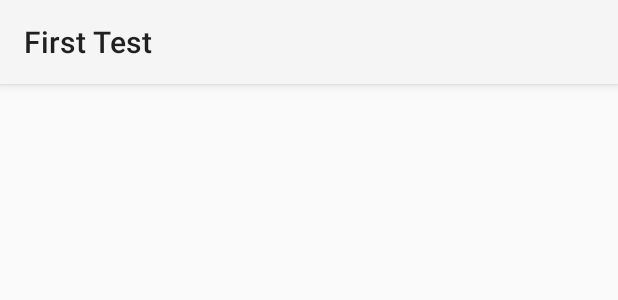
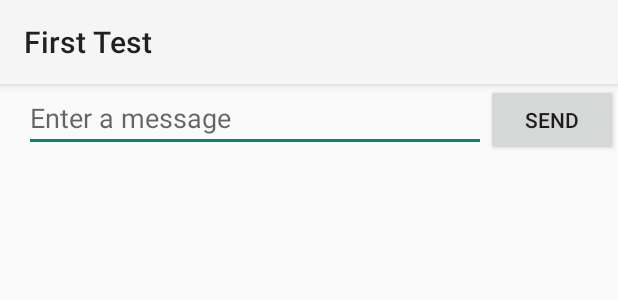
Before and after one commit to sisaacman/hello-world-android, an Android app: the layout activity_my.xml on its own in the app's theme, with its tools: preview values and no code run, on a phone screen of 412 x 824 dp. Shown: the top 300 px of the screen. Run offline under Robolectric (Android 15) with nearby library versions, the phone set to English and light mode, and no system bars.

Commit message:
Textbox and button

```diff
--- a/app/src/main/res/layout/activity_my.xml
+++ b/app/src/main/res/layout/activity_my.xml
@@ -3,7 +3,15 @@
     android:layout_height="match_parent" android:paddingLeft="@dimen/activity_horizontal_margin"
     android:orientation="horizontal">
 
+    <EditText android:id="@+id/edit_message"
+        android:layout_width="0dp"
+        android:layout_height="wrap_content"
+        android:hint="@string/edit_message"
+        android:layout_weight="1" />
 
-
+    <Button
+        android:layout_height="wrap_content"
+        android:layout_width="wrap_content"
+        android:text="@string/button_send" />
 
 </LinearLayout>
--- a/app/src/main/res/values/strings.xml
+++ b/app/src/main/res/values/strings.xml
@@ -3,4 +3,9 @@
 
     <string name="hello_world">Hello world!</string>
     <string name="action_settings">Settings</string>
+
+    <string name="edit_message">Enter a message</string>
+    <string name="button_send">Send</string>
+    <string name="title_activity_main">MainActivity</string>
+
 </resources>
```
Also changed, not shown: 2 other files.
